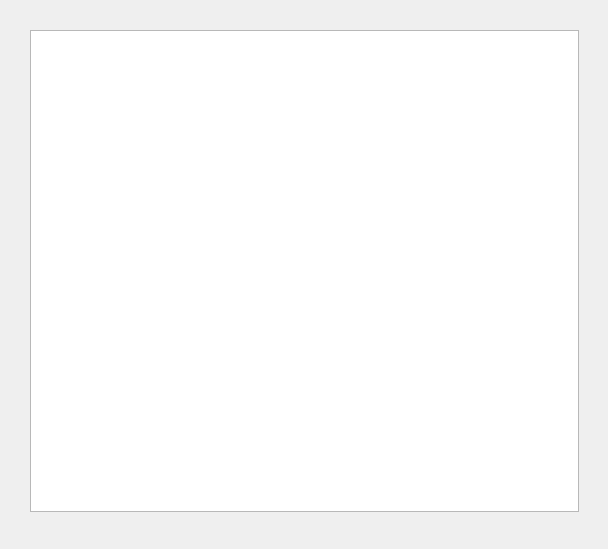
Above: MDI/practWork_10/showhotelroom.ui from user20001user1/OOP_practice before the change. Below: the same form after it.
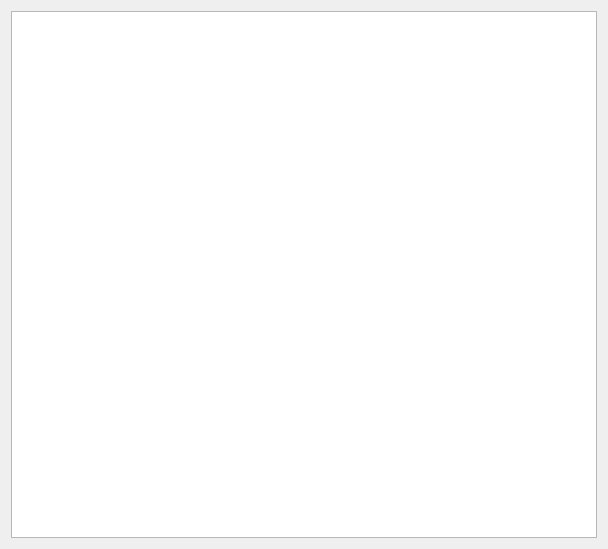
That is the form after the change.

```diff
--- a/MDI/practWork_10/showhotelroom.ui
+++ b/MDI/practWork_10/showhotelroom.ui
@@ -13,22 +13,11 @@
   <property name="windowTitle">
    <string>Dialog</string>
   </property>
-  <widget class="QListWidget" name="listWidgetHotel">
-   <property name="geometry">
-    <rect>
-     <x>30</x>
-     <y>30</y>
-     <width>549</width>
-     <height>482</height>
-    </rect>
-   </property>
-   <property name="font">
-    <font>
-     <family>Bahnschrift SemiLight SemiConde</family>
-     <pointsize>14</pointsize>
-    </font>
-   </property>
-  </widget>
+  <layout class="QHBoxLayout" name="horizontalLayout">
+   <item>
+    <widget class="QTableView" name="hotelTableView"/>
+   </item>
+  </layout>
  </widget>
  <resources/>
  <connections/>
```
